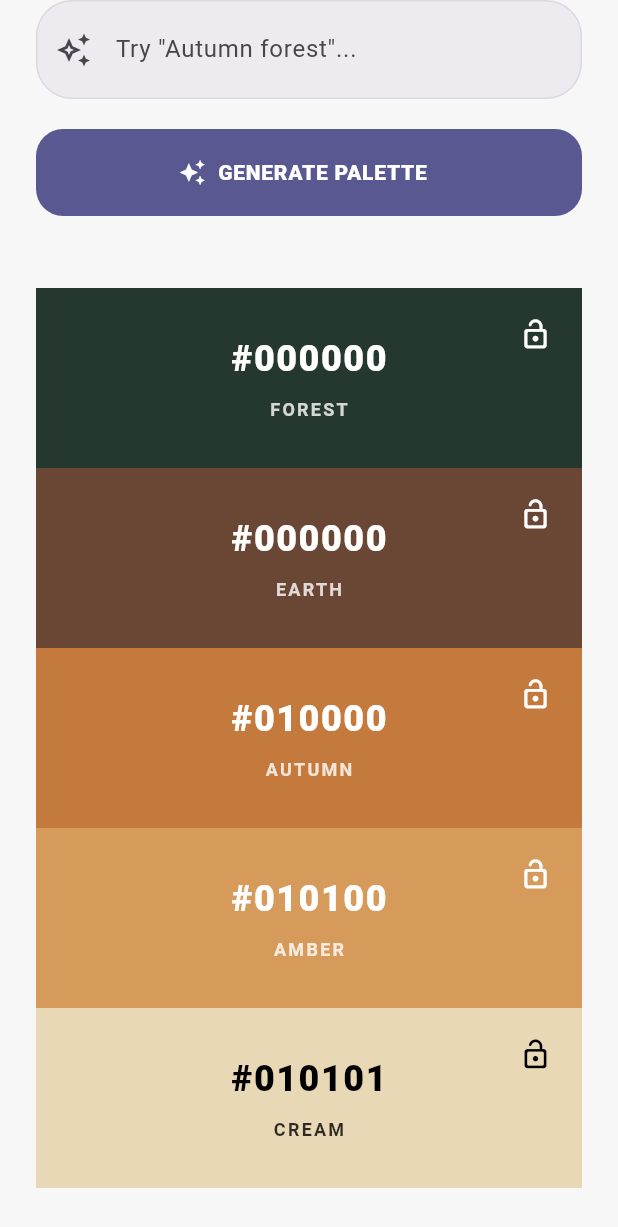
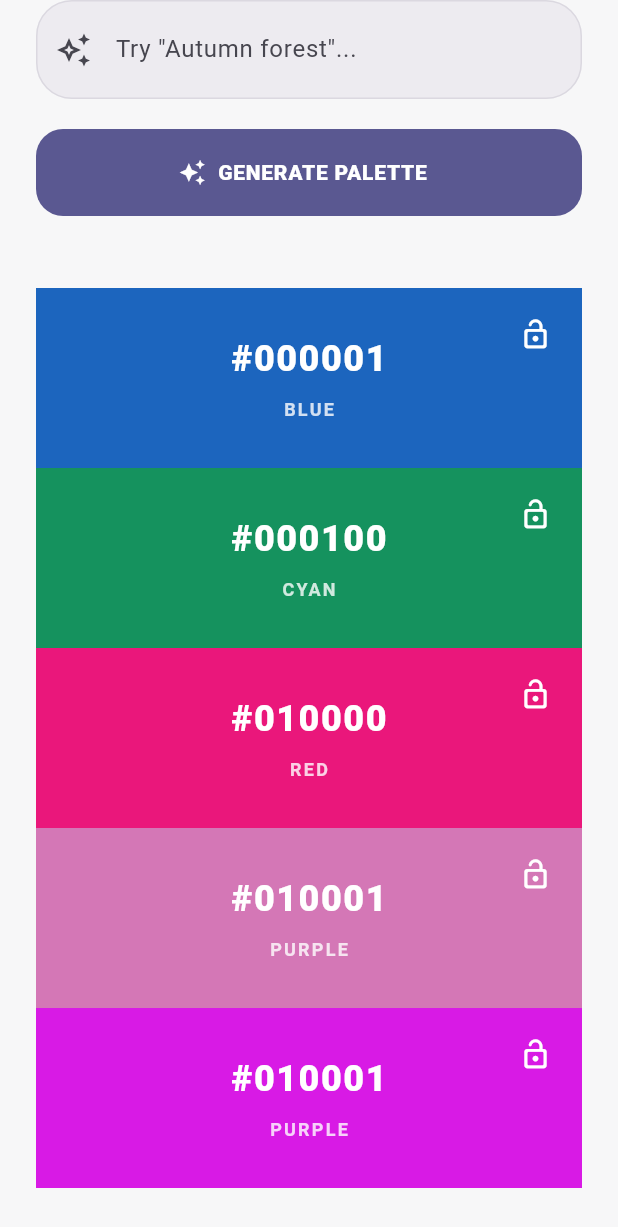
Before and after one commit to nadia164/chroma, a Flutter app: the screen it shows after launch, scrolled down 304 dp, after a tap on "GENERATE PALETTE", on a phone screen of 412 x 824 dp. Shown: the top 1227 px of the screen. Run offline on Flutter 3.47's test engine with Material 3 defaults, Android fonts, the phone set to English and light mode, and no system bars.

Commit message:
feat: add palette generation feedback

```diff
--- a/lib/screens/home_screen.dart
+++ b/lib/screens/home_screen.dart
@@ -1,7 +1,9 @@
 import 'package:flutter/material.dart';
+import 'package:flutter/services.dart';
 
 import '../widgets/color_tile.dart';
 import '../models/palette_color.dart';
+import '../services/palette_generator.dart';
 
 class HomeScreen extends StatefulWidget {
   const HomeScreen({super.key});
@@ -13,7 +15,7 @@ class HomeScreen extends StatefulWidget {
 class _HomeScreenState extends State<HomeScreen> {
     final TextEditingController _promptController = TextEditingController();
 
-    final List<PaletteColor> _palette = [
+    List<PaletteColor> _palette = [
       const PaletteColor(
         color: Color(0xFF24382F),
         name: 'Forest',
@@ -35,6 +37,8 @@ class _HomeScreenState extends State<HomeScreen> {
         name: 'Cream',
       ),
     ];
+
+    int _paletteGeneration = 0;
 
   @override
   void dispose() {
@@ -161,7 +165,7 @@ class _HomeScreenState extends State<HomeScreen> {
       width: double.infinity,
       height: 58,
       child: FilledButton.icon(
-        onPressed: () {},
+        onPressed: _generatePalette,
         icon: const Icon(Icons.auto_awesome),
         label: const Text(
           'GENERATE PALETTE',
@@ -192,11 +196,31 @@ class _HomeScreenState extends State<HomeScreen> {
                 _palette.length,
                 (index) {
                   return Expanded(
+                    child: AnimatedSwitcher(
+                      duration: const Duration(milliseconds: 450),
+                      switchInCurve: Curves.easeOut,
+                      switchOutCurve: Curves.easeIn,
+                      transitionBuilder: (child, animation) {
+                        return FadeTransition(
+                          opacity: animation,
+                          child: ScaleTransition(
+                            scale: Tween<double>(
+                              begin: 0.96,
+                              end: 1.0,
+                            ).animate(animation),
+                            child: child,
+                          ),
+                        );
+                      },
                       child: ColorTile(
+                        key: ValueKey(
+                          '${_paletteGeneration}_${_palette[index].color.toARGB32()}',
+                        ),
                         paletteColor: _palette[index],
                         onLockChanged: () {
                           _toggleLock(index);
                         },
+                      ),
                     ),
                   );
                 },
@@ -212,11 +236,31 @@ class _HomeScreenState extends State<HomeScreen> {
               _palette.length,
               (index) {
                 return Expanded(
+                  child: AnimatedSwitcher(
+                    duration: const Duration(milliseconds: 450),
+                    switchInCurve: Curves.easeOut,
+                    switchOutCurve: Curves.easeIn,
+                    transitionBuilder: (child, animation) {
+                      return FadeTransition(
+                        opacity: animation,
+                        child: ScaleTransition(
+                          scale: Tween<double>(
+                            begin: 0.96,
+                            end: 1.0,
+                          ).animate(animation),
+                          child: child,
+                        ),
+                      );
+                    },
                     child: ColorTile(
+                      key: ValueKey(
+                        '${_paletteGeneration}_${_palette[index].color.toARGB32()}',
+                      ),
                       paletteColor: _palette[index],
                       onLockChanged: () {
                         _toggleLock(index);
                       },
+                    ),
                   ),
                 );
               },
@@ -237,4 +281,17 @@ class _HomeScreenState extends State<HomeScreen> {
     });
   }
 
+  void _generatePalette() {
+    HapticFeedback.lightImpact();
+
+    setState(() {
+      _palette = PaletteGenerator.generate(
+        prompt: _promptController.text,
+        currentPalette: _palette,
+      );
+
+      _paletteGeneration++;
+    });
   }
+
+}
--- /dev/null
+++ b/lib/services/palette_generator.dart
@@ -0,0 +1,168 @@
+import 'dart:math';
+
+import 'package:flutter/material.dart';
+
+import '../models/palette_color.dart';
+
+class PaletteGenerator {
+  static final Random _random = Random();
+
+  static List<PaletteColor> generate({
+    required String prompt,
+    required List<PaletteColor> currentPalette,
+  }) {
+    final colors = _colorsForPrompt(prompt);
+
+    return List.generate(
+      currentPalette.length,
+      (index) {
+        final currentColor = currentPalette[index];
+
+        if (currentColor.isLocked) {
+          return currentColor;
+        }
+
+        final color = colors[index % colors.length];
+
+        return PaletteColor(
+          color: color,
+          name: _generateColorName(color),
+        );
+      },
+    );
+  }
+
+  static List<Color> _colorsForPrompt(String prompt) {
+    final normalizedPrompt = prompt.toLowerCase().trim();
+
+    if (normalizedPrompt.contains('autumn') ||
+        normalizedPrompt.contains('fall') ||
+        normalizedPrompt.contains('forest')) {
+      return _autumnForestPalette();
+    }
+
+    if (normalizedPrompt.contains('ocean') ||
+        normalizedPrompt.contains('sea') ||
+        normalizedPrompt.contains('water')) {
+      return _oceanPalette();
+    }
+
+    if (normalizedPrompt.contains('sunset') ||
+        normalizedPrompt.contains('sunrise')) {
+      return _sunsetPalette();
+    }
+
+    if (normalizedPrompt.contains('cyberpunk') ||
+        normalizedPrompt.contains('neon')) {
+      return _cyberpunkPalette();
+    }
+
+    if (normalizedPrompt.contains('melancholy') ||
+        normalizedPrompt.contains('sad') ||
+        normalizedPrompt.contains('lonely')) {
+      return _melancholyPalette();
+    }
+
+    return _randomPalette();
+  }
+
+  static List<Color> _autumnForestPalette() {
+    return const [
+      Color(0xFF24382F),
+      Color(0xFF4D5C3C),
+      Color(0xFF8A5A3B),
+      Color(0xFFC47A3D),
+      Color(0xFFE2C48D),
+    ];
+  }
+
+  static List<Color> _oceanPalette() {
+    return const [
+      Color(0xFF0B3D4A),
+      Color(0xFF126E82),
+      Color(0xFF2A9D8F),
+      Color(0xFF64C7C0),
+      Color(0xFFC5E8E5),
+    ];
+  }
+
+  static List<Color> _sunsetPalette() {
+    return const [
+      Color(0xFF4A1942),
+      Color(0xFF8F3B5F),
+      Color(0xFFD45D5D),
+      Color(0xFFF28C5B),
+      Color(0xFFFFD18A),
+    ];
+  }
+
+  static List<Color> _cyberpunkPalette() {
+    return const [
+      Color(0xFF16002E),
+      Color(0xFF5B1A8E),
+      Color(0xFFB026FF),
+      Color(0xFF00C8FF),
+      Color(0xFF64FFDA),
+    ];
+  }
+
+  static List<Color> _melancholyPalette() {
+    return const [
+      Color(0xFF202938),
+      Color(0xFF39465A),
+      Color(0xFF59677A),
+      Color(0xFF777B91),
+      Color(0xFFB0AFC0),
+    ];
+  }
+
+  static List<Color> _randomPalette() {
+    return List.generate(
+      5,
+      (_) => _generateRandomColor(),
+    );
+  }
+
+  static Color _generateRandomColor() {
+    return Color.fromARGB(
+      255,
+      _random.nextInt(256),
+      _random.nextInt(256),
+      _random.nextInt(256),
+    );
+  }
+
+  static String _generateColorName(Color color) {
+    final hue = HSVColor.fromColor(color).hue;
+
+    if (hue < 30) {
+      return 'Red';
+    }
+
+    if (hue < 60) {
+      return 'Orange';
+    }
+
+    if (hue < 90) {
+      return 'Yellow';
+    }
+
+    if (hue < 150) {
+      return 'Green';
+    }
+
+    if (hue < 210) {
+      return 'Cyan';
+    }
+
+    if (hue < 270) {
+      return 'Blue';
+    }
+
+    if (hue < 330) {
+      return 'Purple';
+    }
+
+    return 'Red';
+  }
+}
--- a/lib/widgets/color_tile.dart
+++ b/lib/widgets/color_tile.dart
@@ -1,4 +1,5 @@
 import 'package:flutter/material.dart';
+import 'package:flutter/services.dart';
 
 import '../models/palette_color.dart';
 import '../utils/color_utils.dart';
@@ -37,6 +38,7 @@ class _ColorTileState extends State<ColorTile> {
           _isPressed = false;
         });
 
+        HapticFeedback.lightImpact();
         widget.onLockChanged();
       },
       onTapCancel: () {
```
Lines whose indentation alone changed are shown as unchanged.
